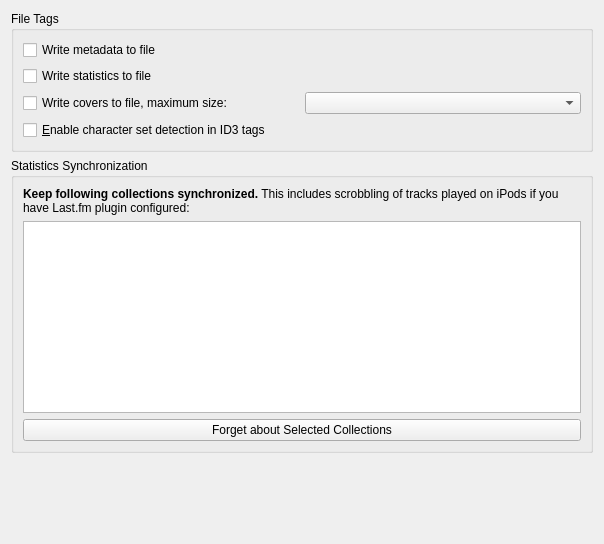
The window that src/configdialog/dialogs/MetadataConfig.ui (KDE/amarok) describes before a commit, drawn with Qt 5.
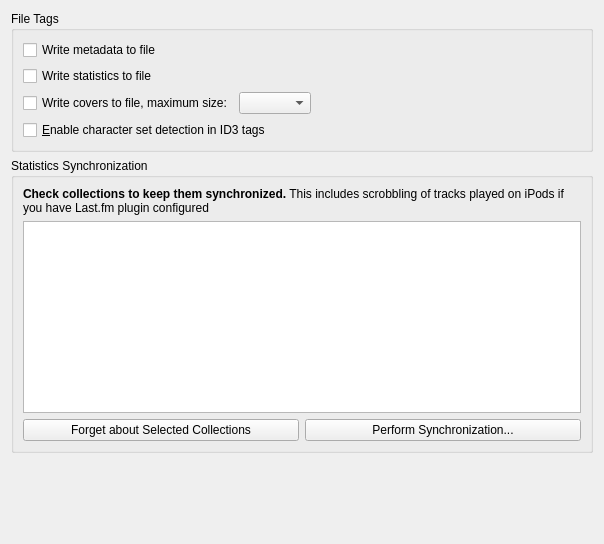
The same window after the commit. Custom widgets are drawn as their Qt base class.

Commit message:
StatSyncing: polish the UI to (near) perfection
Provide 2-way button links between configuration and actual
synchronization, add icons to buttons, simplify text, make the UI more
clean, add tooltips...

What changed in the file:
```diff
--- a/src/configdialog/dialogs/MetadataConfig.ui
+++ b/src/configdialog/dialogs/MetadataConfig.ui
@@ -61,6 +61,19 @@
           </property>
          </widget>
         </item>
+        <item>
+         <spacer name="horizontalSpacer">
+          <property name="orientation">
+           <enum>Qt::Horizontal</enum>
+          </property>
+          <property name="sizeHint" stdset="0">
+           <size>
+            <width>40</width>
+            <height>20</height>
+           </size>
+          </property>
+         </spacer>
+        </item>
        </layout>
       </item>
       <item>
@@ -87,7 +100,7 @@
       <item>
        <widget class="QLabel" name="m_syncedCollectionsLabel">
         <property name="text">
-         <string>&lt;b&gt;Keep following collections synchronized.&lt;/b&gt; This includes scrobbling of tracks played on iPods if you have Last.fm plugin configured:</string>
+         <string>&lt;b&gt;Check collections to keep them synchronized.&lt;/b&gt; This includes scrobbling of tracks played on iPods if you have Last.fm plugin configured</string>
         </property>
         <property name="wordWrap">
          <bool>true</bool>
@@ -108,11 +121,22 @@
        </widget>
       </item>
       <item>
+       <layout class="QHBoxLayout" name="horizontalLayout">
+        <item>
        <widget class="QPushButton" name="m_forgetCollectionsButton">
         <property name="text">
          <string>Forget about Selected Collections</string>
         </property>
        </widget>
+        </item>
+        <item>
+         <widget class="QPushButton" name="m_synchronizeButton">
+          <property name="text">
+           <string>Perform Synchronization...</string>
+          </property>
+         </widget>
+        </item>
+       </layout>
       </item>
       <item>
        <layout class="QVBoxLayout" name="m_statSyncingFieldsLayout"/>
```
Lines whose indentation alone changed are shown as unchanged. The commit also changes 6 other files.
